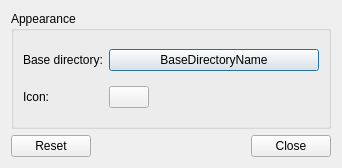
First picture: the form in plugin-directorymenu/directorymenuconfiguration.ui, repository lxqt/lxqt-panel, before the edit.
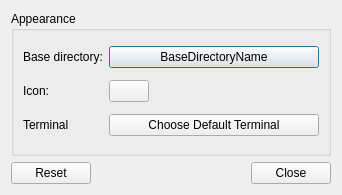
Second picture: the form after the edit.

Commit message:
DirectoryMenu: Added Open with terminal option
Added feature to open folder in a terminal. Default terminal is
QTerminal, but it can be changed in the configure screen.

Terminals are now spawned in their own process. Instead of being
called in a `QProcess` instance that is tied to the panel, terminals
are called in `QProcess::startDetached`. This way, they can outlive
the panel should it be terminated. Also, memory leaks are eliminates
because there are no longer `QProcess` pointers floating around.

What changed in the file:
```diff
--- a/plugin-directorymenu/directorymenuconfiguration.ui
+++ b/plugin-directorymenu/directorymenuconfiguration.ui
@@ -7,7 +7,7 @@
     <x>0</x>
     <y>0</y>
     <width>342</width>
-    <height>168</height>
+    <height>195</height>
    </rect>
   </property>
   <property name="windowTitle">
@@ -60,6 +60,20 @@
         </property>
        </widget>
       </item>
+      <item row="2" column="0">
+       <widget class="QLabel" name="terminalL">
+        <property name="text">
+         <string>Terminal</string>
+        </property>
+       </widget>
+      </item>
+      <item row="2" column="1">
+       <widget class="QPushButton" name="terminalB">
+        <property name="text">
+         <string>Choose Default Terminal</string>
+        </property>
+       </widget>
+      </item>
      </layout>
     </widget>
    </item>
```
The commit also changes 4 other files.
